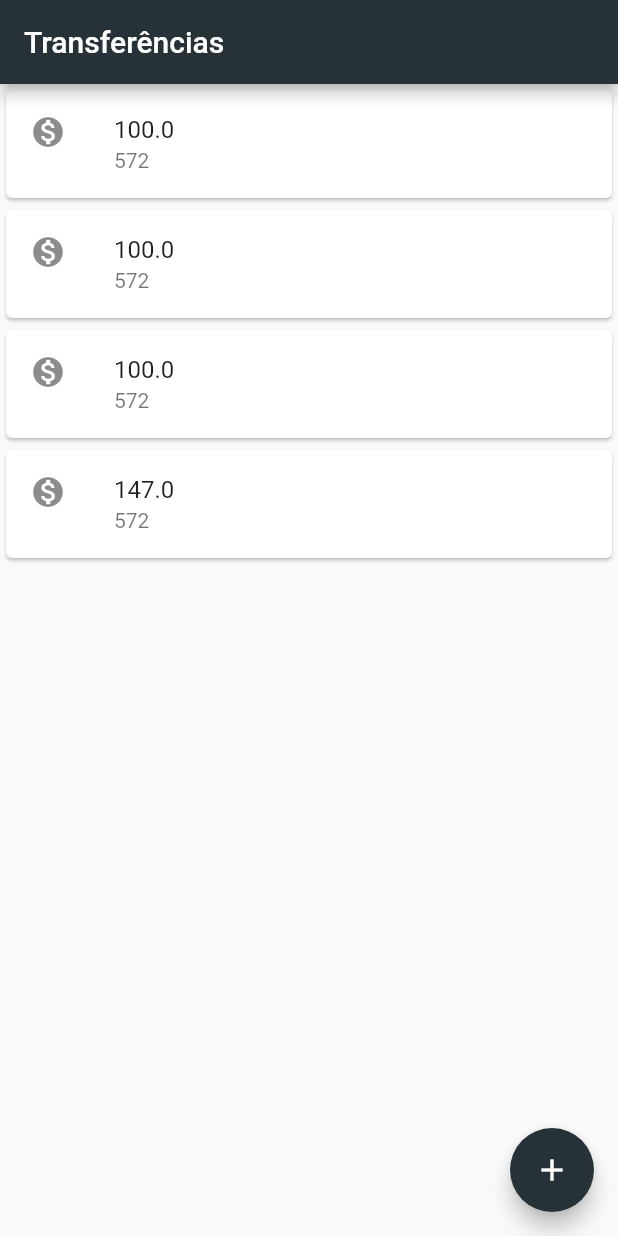
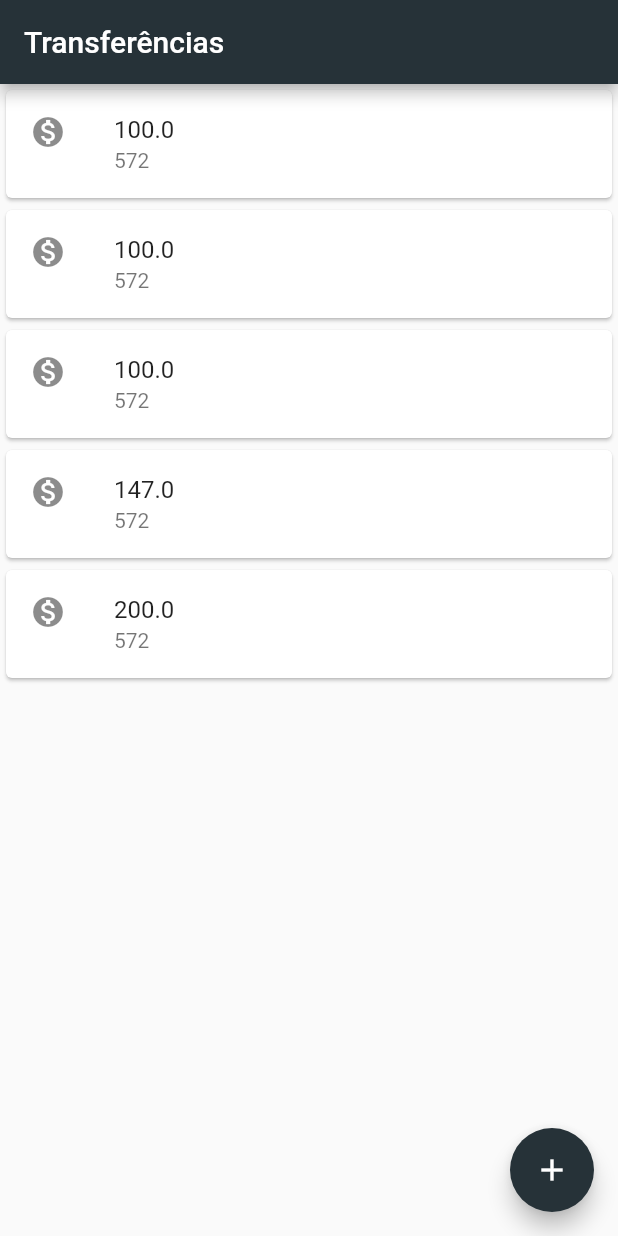
Before and after one commit to Mau-Me/bytebank, a Flutter app: the screen it shows after launch, on a phone screen of 412 x 824 dp. Run offline on Flutter 3.47's test engine with Material 2 defaults, Android fonts, the phone set to English and light mode, and no system bars.

Commit message:
Adicionada Transferência de teste

```diff
--- a/lib/main.dart
+++ b/lib/main.dart
@@ -25,6 +25,7 @@ class ListaTranferencias extends StatelessWidget {
       ItemTransferencia(Transferencia(100.0, 572)),
       ItemTransferencia(Transferencia(100.0, 572)),
       ItemTransferencia(Transferencia(147.0, 572)),
+      ItemTransferencia(Transferencia(200.0, 572)),
     ]);
   }
 }
```
